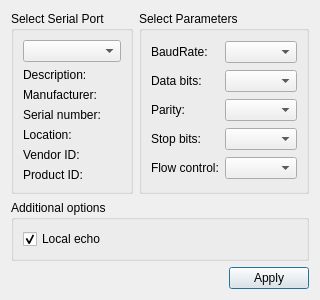
Before: the Qt Designer form WindTunnelGUI/settingsdialog.ui in jmjohnson1/windTunnelV2, drawn with Qt 5.
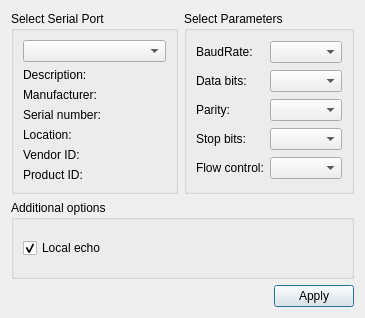
After: the same form once the commit is applied.

What changed in the file:
```diff
--- a/WindTunnelGUI/settingsdialog.ui
+++ b/WindTunnelGUI/settingsdialog.ui
@@ -6,8 +6,8 @@
    <rect>
     <x>0</x>
     <y>0</y>
-    <width>281</width>
-    <height>262</height>
+    <width>365</width>
+    <height>318</height>
    </rect>
   </property>
   <property name="windowTitle">
```
